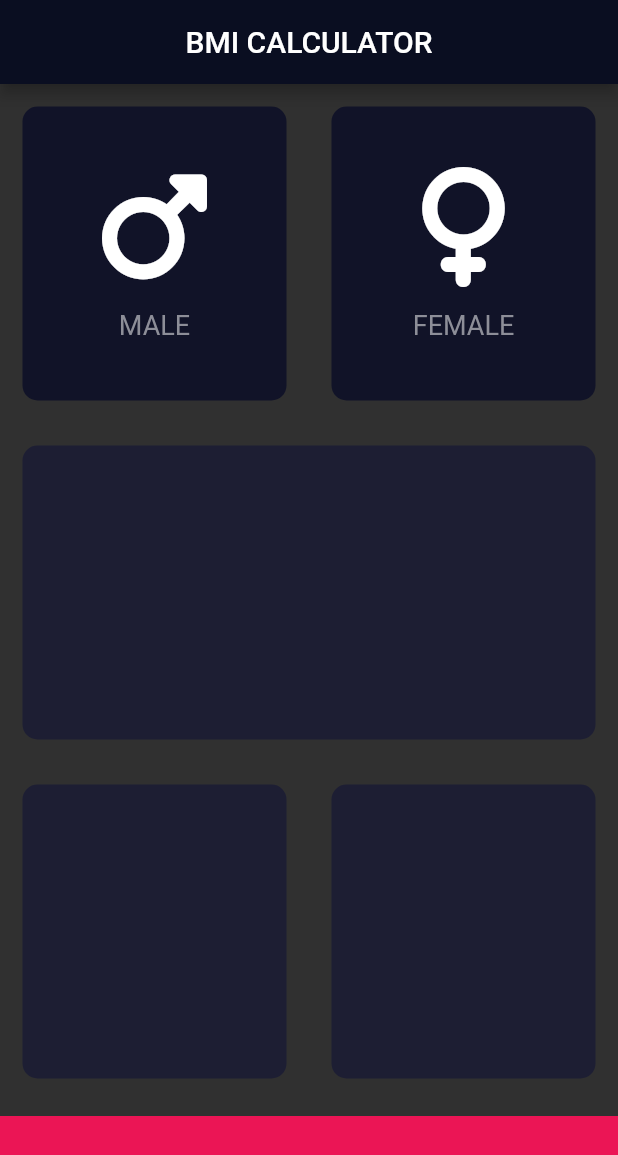
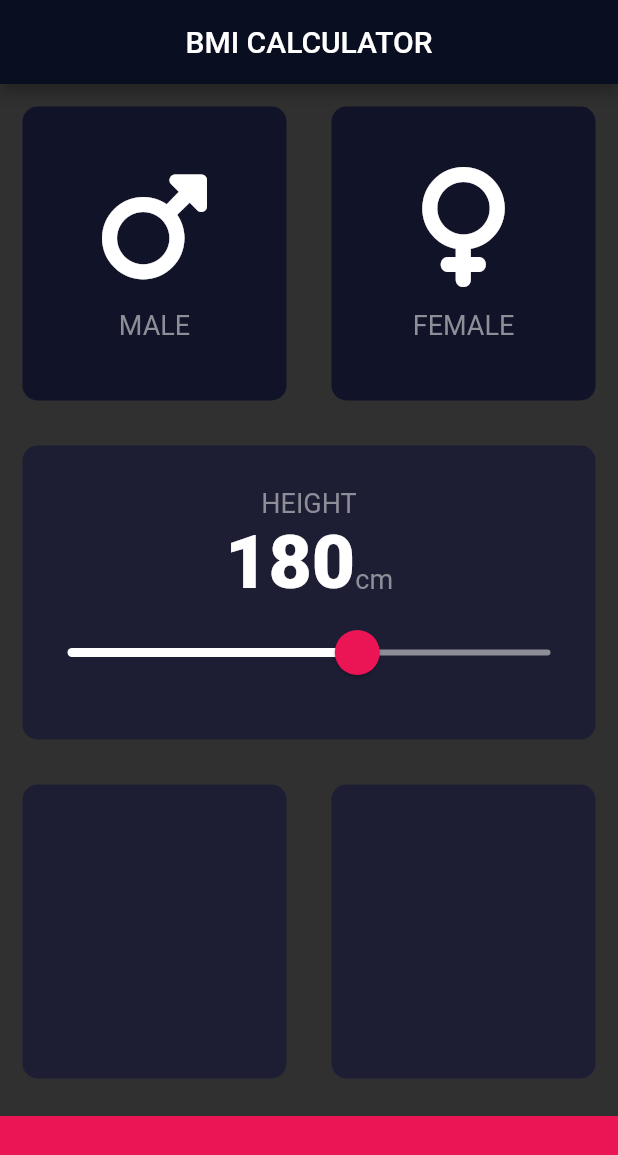
Before and after one commit to khellud/bmi_calculator, a Flutter app: the screen it shows after launch, on a phone screen of 412 x 824 dp. Shown: the top 1155 px of the screen. Run offline on Flutter 3.47's test engine with Material 2 defaults, Android fonts, the phone set to English and light mode, and no system bars; our stand-ins replace font_awesome_flutter.

Commit message:
slider added

```diff
--- /dev/null
+++ b/lib/constant.dart
@@ -0,0 +1,15 @@
+import 'package:flutter/material.dart';
+
+const double kBottomContainerHeight = 80;
+const kActiveCardColor = Color(0xFF1D1E33);
+const kInactiveCardColor = Color(0xFF111328);
+const kBottomContainerColor = Color(0xFFEB1555);
+
+const kLabelTextStyle = TextStyle(
+  fontSize: 18,
+  color: Color(0xFF8D8E98),
+);
+const kNumberStyle = TextStyle(
+  fontSize: 50,
+  fontWeight: FontWeight.w900,
+);
--- a/lib/icon_content.dart
+++ b/lib/icon_content.dart
@@ -1,9 +1,5 @@
 import 'package:flutter/material.dart';
-
-const labelTextStyle = TextStyle(
-  fontSize: 18,
-  color: Color(0xFF8D8E98),
-);
+import 'constant.dart';
 
 class IconContent extends StatelessWidget {
   const IconContent({super.key, this.label, this.icon});
@@ -24,7 +20,7 @@ class IconContent extends StatelessWidget {
         ),
         Text(
           label!,
-          style: labelTextStyle,
+          style: kLabelTextStyle,
         )
       ],
     );
--- a/lib/input_page.dart
+++ b/lib/input_page.dart
@@ -2,11 +2,7 @@ import 'package:flutter/material.dart';
 import 'package:font_awesome_flutter/font_awesome_flutter.dart';
 import 'icon_content.dart';
 import 'reusable_card.dart';
-
-const double bottomContainerHeight = 80;
-const activeCardColor = Color(0xFF1D1E33);
-const inactiveCardColor = Color(0xFF111328);
-const bottomContainerColor = Color(0xFFEB1555);
+import 'constant.dart';
 
 enum Gender {
   male,
@@ -21,9 +17,8 @@ class InputPage extends StatefulWidget {
 }
 
 class _InputPageState extends State<InputPage> {
-  // Color maleCardColour = inactiveCardColor;
-  // Color femaleCardColour = inactiveCardColor;
   Gender? selectedGender;
+  int height = 180;
 
   @override
   Widget build(BuildContext context) {
@@ -34,6 +29,7 @@ class _InputPageState extends State<InputPage> {
         ),
       ),
       body: Column(
+        crossAxisAlignment: CrossAxisAlignment.stretch,
         children: [
           Expanded(
             child: Row(
@@ -46,8 +42,8 @@ class _InputPageState extends State<InputPage> {
                       });
                     },
                     colour: selectedGender == Gender.male
-                        ? activeCardColor
-                        : inactiveCardColor,
+                        ? kActiveCardColor
+                        : kInactiveCardColor,
                     cardChild: const IconContent(
                       icon: FontAwesomeIcons.mars,
                       label: 'MALE',
@@ -62,8 +58,8 @@ class _InputPageState extends State<InputPage> {
                       });
                     },
                     colour: selectedGender == Gender.female
-                        ? activeCardColor
-                        : inactiveCardColor,
+                        ? kActiveCardColor
+                        : kInactiveCardColor,
                     cardChild: const IconContent(
                       icon: FontAwesomeIcons.venus,
                       label: 'FEMALE',
@@ -73,9 +69,56 @@ class _InputPageState extends State<InputPage> {
               ],
             ),
           ),
-          const Expanded(
+          Expanded(
             child: ReusableCard(
-              colour: activeCardColor,
+              colour: kActiveCardColor,
+              cardChild: Column(
+                mainAxisAlignment: MainAxisAlignment.center,
+                children: [
+                  const Text(
+                    'HEIGHT',
+                    style: kLabelTextStyle,
+                  ),
+                  Row(
+                    mainAxisAlignment: MainAxisAlignment.center,
+                    crossAxisAlignment: CrossAxisAlignment.baseline,
+                    textBaseline: TextBaseline.alphabetic,
+                    children: [
+                      Text(
+                        height.toString(),
+                        style: kNumberStyle,
+                      ),
+                      const Text(
+                        'cm',
+                        style: kLabelTextStyle,
+                      )
+                    ],
+                  ),
+                  SliderTheme(
+                    data: SliderTheme.of(context).copyWith(
+                      activeTrackColor: Colors.white,
+                      inactiveTrackColor: const Color(0xFF8D8E98),
+                      overlayColor: const Color(0x29EB1555),
+                      thumbColor: const Color(0xFFEB1555),
+                      thumbShape: const RoundSliderThumbShape(
+                        enabledThumbRadius: 15,
+                      ),
+                      overlayShape:
+                          const RoundSliderOverlayShape(overlayRadius: 30),
+                    ),
+                    child: Slider(
+                      value: height.toDouble(),
+                      min: 120,
+                      max: 220,
+                      onChanged: (double newValue) {
+                        setState(() {
+                          height = newValue.round();
+                        });
+                      },
+                    ),
+                  ),
+                ],
+              ),
             ),
           ),
           Expanded(
@@ -83,22 +126,22 @@ class _InputPageState extends State<InputPage> {
               children: const [
                 Expanded(
                   child: ReusableCard(
-                    colour: activeCardColor,
+                    colour: kActiveCardColor,
                   ),
                 ),
                 Expanded(
                   child: ReusableCard(
-                    colour: activeCardColor,
+                    colour: kActiveCardColor,
                   ),
                 ),
               ],
             ),
           ),
           Container(
-            color: bottomContainerColor,
+            color: kBottomContainerColor,
             margin: const EdgeInsets.only(top: 10),
             width: double.infinity,
-            height: bottomContainerHeight,
+            height: kBottomContainerHeight,
           )
         ],
       ),
--- a/lib/reusable_card.dart
+++ b/lib/reusable_card.dart
@@ -18,6 +18,7 @@ class ReusableCard extends StatelessWidget {
           borderRadius: BorderRadius.circular(10),
         ),
         child: cardChild,
-        ));
+      ),
+    );
   }
 }
```
Lines whose indentation alone changed are shown as unchanged.
